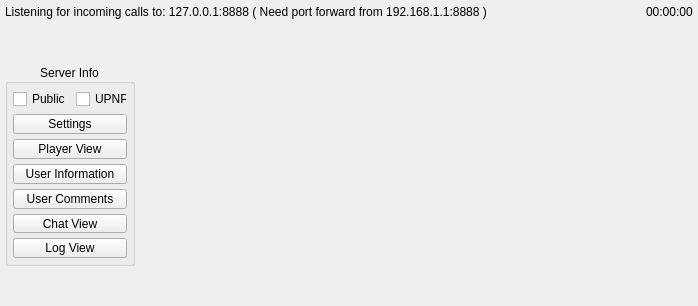
First picture: the form in ui/widgets/remixwidget.ui, repository StarixWoS/ReMix, before the edit.
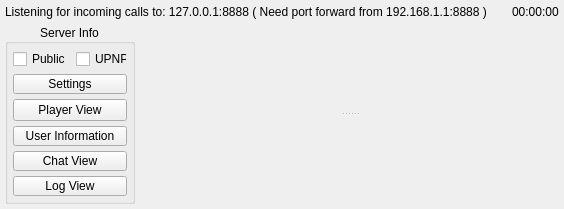
Second picture: the form after the edit.

```diff
--- a/ui/widgets/remixwidget.ui
+++ b/ui/widgets/remixwidget.ui
@@ -6,8 +6,8 @@
    <rect>
     <x>0</x>
     <y>0</y>
-    <width>698</width>
-    <height>306</height>
+    <width>564</width>
+    <height>200</height>
    </rect>
   </property>
   <property name="minimumSize">
@@ -36,44 +36,12 @@
     <number>5</number>
    </property>
    <property name="bottomMargin">
-    <number>0</number>
+    <number>5</number>
    </property>
    <property name="spacing">
     <number>5</number>
    </property>
-   <item row="0" column="0" colspan="3">
-    <widget class="QLabel" name="networkStatus">
-     <property name="sizePolicy">
-      <sizepolicy hsizetype="Ignored" vsizetype="Fixed">
-       <horstretch>0</horstretch>
-       <verstretch>0</verstretch>
-      </sizepolicy>
-     </property>
-     <property name="mouseTracking">
-      <bool>true</bool>
-     </property>
-     <property name="contextMenuPolicy">
-      <enum>Qt::CustomContextMenu</enum>
-     </property>
-     <property name="text">
-      <string>Listening for incoming calls to: 127.0.0.1:8888 ( Need port forward from 192.168.1.1:8888 )</string>
-     </property>
-    </widget>
-   </item>
-   <item row="0" column="3">
-    <widget class="QLabel" name="onlineTime">
-     <property name="sizePolicy">
-      <sizepolicy hsizetype="Fixed" vsizetype="Fixed">
-       <horstretch>0</horstretch>
-       <verstretch>0</verstretch>
-      </sizepolicy>
-     </property>
-     <property name="text">
-      <string>00:00:00</string>
-     </property>
-    </widget>
-   </item>
-   <item row="1" column="0" rowspan="2">
+   <item row="1" column="0">
     <widget class="QGroupBox" name="groupBox_2">
      <property name="sizePolicy">
       <sizepolicy hsizetype="Preferred" vsizetype="Minimum">
@@ -115,23 +83,16 @@
       <property name="spacing">
        <number>5</number>
       </property>
-      <item row="6" column="0" colspan="3">
-       <widget class="QPushButton" name="openChatView">
-        <property name="maximumSize">
+      <item row="2" column="0" colspan="3">
+       <widget class="QPushButton" name="openPlayerView">
+        <property name="minimumSize">
          <size>
-          <width>16777215</width>
+          <width>0</width>
           <height>20</height>
          </size>
         </property>
         <property name="text">
-         <string>Chat View</string>
-        </property>
-       </widget>
-      </item>
-      <item row="0" column="2">
-       <widget class="QCheckBox" name="useUPNP">
-        <property name="text">
-         <string>UPNP</string>
+         <string>Player View</string>
         </property>
        </widget>
       </item>
@@ -142,7 +103,45 @@
         </property>
        </widget>
       </item>
-      <item row="7" column="0" colspan="3">
+      <item row="5" column="0" colspan="3">
+       <widget class="QPushButton" name="openChatView">
+        <property name="maximumSize">
+         <size>
+          <width>16777215</width>
+          <height>20</height>
+         </size>
+        </property>
+        <property name="text">
+         <string>Chat View</string>
+        </property>
+       </widget>
+      </item>
+      <item row="3" column="0" colspan="3">
+       <widget class="QPushButton" name="openUserInfo">
+        <property name="sizePolicy">
+         <sizepolicy hsizetype="Expanding" vsizetype="Fixed">
+          <horstretch>0</horstretch>
+          <verstretch>0</verstretch>
+         </sizepolicy>
+        </property>
+        <property name="minimumSize">
+         <size>
+          <width>0</width>
+          <height>20</height>
+         </size>
+        </property>
+        <property name="maximumSize">
+         <size>
+          <width>16777215</width>
+          <height>20</height>
+         </size>
+        </property>
+        <property name="text">
+         <string>User Information</string>
+        </property>
+       </widget>
+      </item>
+      <item row="6" column="0" colspan="3">
        <widget class="QPushButton" name="logButton">
         <property name="maximumSize">
          <size>
@@ -155,31 +154,6 @@
         </property>
        </widget>
       </item>
-      <item row="5" column="0" colspan="3">
-       <widget class="QPushButton" name="openUserComments">
-        <property name="sizePolicy">
-         <sizepolicy hsizetype="Expanding" vsizetype="Fixed">
-          <horstretch>0</horstretch>
-          <verstretch>0</verstretch>
-         </sizepolicy>
-        </property>
-        <property name="minimumSize">
-         <size>
-          <width>0</width>
-          <height>20</height>
-         </size>
-        </property>
-        <property name="maximumSize">
-         <size>
-          <width>16777215</width>
-          <height>20</height>
-         </size>
-        </property>
-        <property name="text">
-         <string>User Comments</string>
-        </property>
-       </widget>
-      </item>
       <item row="1" column="0" colspan="3">
        <widget class="QPushButton" name="openSettings">
         <property name="sizePolicy">
@@ -205,59 +179,69 @@
         </property>
        </widget>
       </item>
-      <item row="3" column="0" colspan="3">
-       <widget class="QPushButton" name="openUserInfo">
-        <property name="sizePolicy">
-         <sizepolicy hsizetype="Expanding" vsizetype="Fixed">
-          <horstretch>0</horstretch>
-          <verstretch>0</verstretch>
-         </sizepolicy>
-        </property>
-        <property name="minimumSize">
-         <size>
-          <width>0</width>
-          <height>20</height>
-         </size>
-        </property>
-        <property name="maximumSize">
-         <size>
-          <width>16777215</width>
-          <height>20</height>
-         </size>
-        </property>
+      <item row="0" column="2">
+       <widget class="QCheckBox" name="useUPNP">
         <property name="text">
-         <string>User Information</string>
-        </property>
-       </widget>
-      </item>
-      <item row="2" column="0" colspan="3">
-       <widget class="QPushButton" name="openPlayerView">
-        <property name="minimumSize">
-         <size>
-          <width>0</width>
-          <height>20</height>
-         </size>
-        </property>
-        <property name="text">
-         <string>Player View</string>
+         <string>UPNP</string>
         </property>
        </widget>
       </item>
      </layout>
     </widget>
    </item>
-   <item row="1" column="1" rowspan="2" colspan="3">
-    <layout class="QVBoxLayout" name="verticalLayout_2">
-     <property name="spacing">
-      <number>0</number>
+   <item row="0" column="0" colspan="2">
+    <widget class="QLabel" name="networkStatus">
+     <property name="sizePolicy">
+      <sizepolicy hsizetype="Ignored" vsizetype="Fixed">
+       <horstretch>0</horstretch>
+       <verstretch>0</verstretch>
+      </sizepolicy>
      </property>
-     <item>
-      <widget class="QWidget" name="plrListFill" native="true"/>
-     </item>
-     <item>
-      <widget class="QWidget" name="chatViewFill" native="true"/>
-     </item>
-    </layout>
+     <property name="mouseTracking">
+      <bool>true</bool>
+     </property>
+     <property name="contextMenuPolicy">
+      <enum>Qt::CustomContextMenu</enum>
+     </property>
+     <property name="text">
+      <string>Listening for incoming calls to: 127.0.0.1:8888 ( Need port forward from 192.168.1.1:8888 )</string>
+     </property>
+    </widget>
+   </item>
+   <item row="0" column="2">
+    <widget class="QLabel" name="onlineTime">
+     <property name="sizePolicy">
+      <sizepolicy hsizetype="Fixed" vsizetype="Fixed">
+       <horstretch>0</horstretch>
+       <verstretch>0</verstretch>
+      </sizepolicy>
+     </property>
+     <property name="text">
+      <string>00:00:00</string>
+     </property>
+    </widget>
+   </item>
+   <item row="1" column="1" colspan="2">
+    <widget class="QSplitter" name="splitter">
+     <property name="maximumSize">
+      <size>
+       <width>16777215</width>
+       <height>16777215</height>
+      </size>
+     </property>
+     <property name="orientation">
+      <enum>Qt::Vertical</enum>
+     </property>
+     <widget class="QWidget" name="plrListFill" native="true">
+      <property name="maximumSize">
+       <size>
+        <width>16777215</width>
+        <height>16777215</height>
+       </size>
+      </property>
+     </widget>
+     <widget class="QWidget" name="chatViewFill" native="true"/>
+    </widget>
    </item>
   </layout>
  </widget>
```
